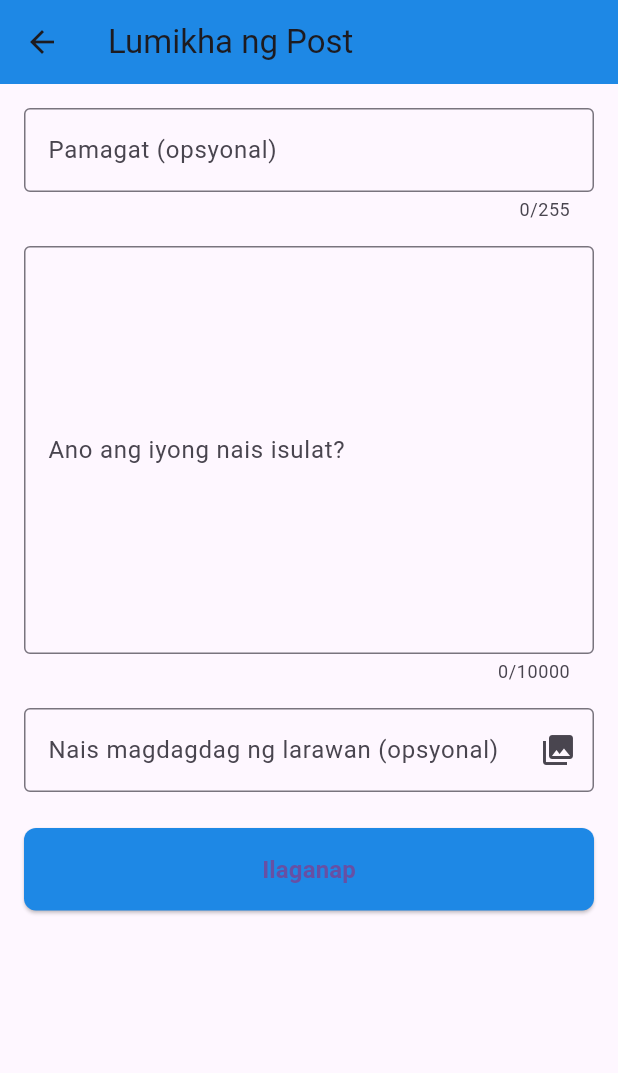
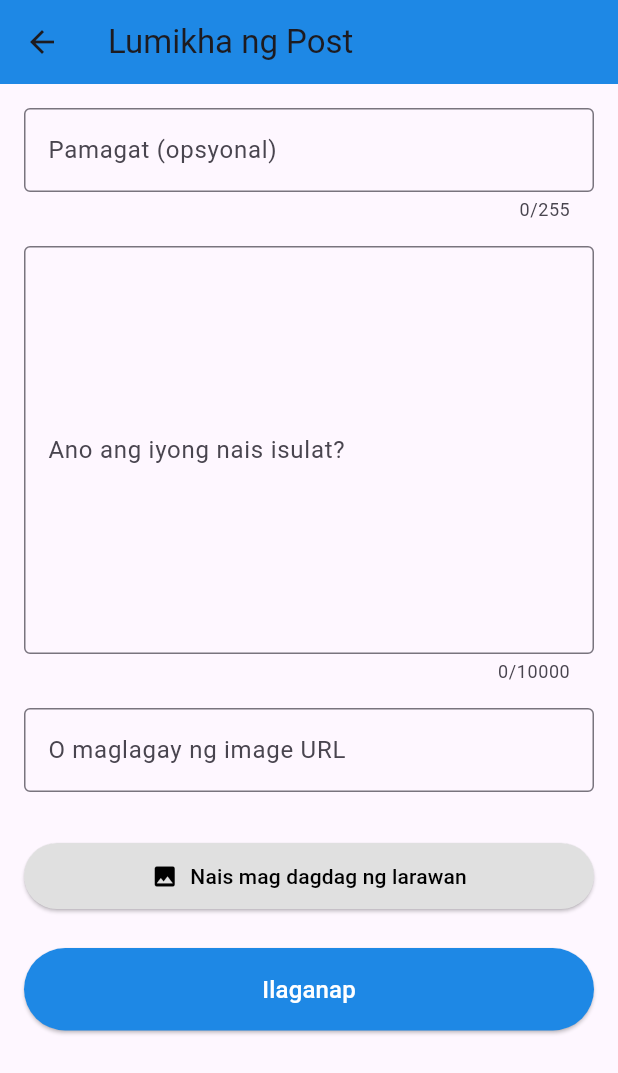
Before and after one commit to persom-netizen/dayaw, a Flutter app: the CreatePostScreen screen opened by its route, on a phone screen of 412 x 824 dp. Shown: the top 1073 px of the screen. Run offline on Flutter 3.47's test engine with Material 3 defaults, Android fonts, the phone set to English and light mode, and no system bars; our stand-ins replace image_picker.

Commit message:
fixing "bahay" bug

```diff
--- a/frontend/lib/screens/create_post_screen.dart
+++ b/frontend/lib/screens/create_post_screen.dart
@@ -1,11 +1,10 @@
 import 'package:flutter/material.dart';
+import 'package:image_picker/image_picker.dart';
 import 'package:provider/provider.dart';
-import 'package:image_picker/image_picker.dart';
 import '../providers/post_provider.dart';
 
 class CreatePostScreen extends StatefulWidget {
   final String username;
-
   const CreatePostScreen({super.key, required this.username});
 
   @override
@@ -18,6 +17,7 @@ class _CreatePostScreenState extends State<CreatePostScreen> {
   final _contentController = TextEditingController();
   final _imageUrlController = TextEditingController();
   bool _isSubmitting = false;
+  XFile? _selectedImage;
 
   @override
   void dispose() {
@@ -29,20 +29,22 @@ class _CreatePostScreenState extends State<CreatePostScreen> {
 
   Future<void> _pickImage() async {
     final ImagePicker picker = ImagePicker();
-    final XFile? image = await picker.pickImage(source: ImageSource.gallery);
+    try {
+      final XFile? image = await picker.pickImage(source: ImageSource.gallery);
 
-    if (image != null) {
-      // Note: Local file paths cannot be used with NetworkImage
-      // In a production app, you would upload this to a server and get a URL back
-      // For now, we'll clear the field and show a helpful message
-      if (mounted) {
+      if (image != null) {
+        setState(() => _selectedImage = image);
         ScaffoldMessenger.of(context).showSnackBar(
-          const SnackBar(
-            content: Text('Image selected. Upload functionality requires backend implementation. Please enter an image URL instead.'),
-            duration: Duration(seconds: 3),
+          SnackBar(
+            content: Text('Napili: ${image.name}'),
+            duration: const Duration(seconds: 2),
           ),
         );
       }
+    } catch (e) {
+      ScaffoldMessenger.of(
+        context,
+      ).showSnackBar(SnackBar(content: Text('Error picking image: $e')));
     }
   }
 
@@ -63,18 +65,19 @@ class _CreatePostScreenState extends State<CreatePostScreen> {
         imageUrl: _imageUrlController.text.trim().isEmpty
             ? null
             : _imageUrlController.text.trim(),
+        imageFile: _selectedImage, // Pass the selected image file
       );
 
       if (mounted) {
         ScaffoldMessenger.of(context).showSnackBar(
-          const SnackBar(content: Text('Matagumpay na nailagay ang post!')),
+          const SnackBar(content: Text('✅ Matagumpay na nailagay ang post!')),
         );
         Navigator.pop(context);
       }
     } catch (e) {
       if (mounted) {
         ScaffoldMessenger.of(context).showSnackBar(
-          SnackBar(content: Text('May error sa paglikha ng post: $e')),
+          SnackBar(content: Text('❌ May error sa paglikha ng post: $e')),
         );
       }
     } finally {
@@ -130,18 +133,57 @@ class _CreatePostScreenState extends State<CreatePostScreen> {
                 ),
                 const SizedBox(height: 16),
 
-                // Image URL field
+                // Image URL field (as alternative)
                 TextFormField(
                   controller: _imageUrlController,
-                  decoration: InputDecoration(
-                    labelText: 'Nais magdagdag ng larawan (opsyonal)',
-                    border: const OutlineInputBorder(),
-                    hintText: 'Ilagay ang URL ng larawan',
-                    suffixIcon: IconButton(
-                      icon: const Icon(Icons.photo_library),
-                      onPressed: _pickImage,
-                      tooltip: 'Pumili mula sa gallery',
+                  decoration: const InputDecoration(
+                    labelText: 'O maglagay ng image URL',
+                    border: OutlineInputBorder(),
+                    hintText: 'https://example.com/image.jpg',
+                  ),
+                ),
+                const SizedBox(height: 16),
+
+                // Selected image display
+                if (_selectedImage != null)
+                  Card(
+                    child: Padding(
+                      padding: const EdgeInsets.all(8.0),
+                      child: Column(
+                        children: [
+                          Image.network(
+                            _selectedImage!.path,
+                            height: 200,
+                            fit: BoxFit.cover,
+                            errorBuilder: (context, error, stackTrace) {
+                              return Image.asset(
+                                'assets/placeholder.png',
+                                height: 200,
+                              );
+                            },
+                          ),
+                          const SizedBox(height: 8),
+                          Text(_selectedImage!.name),
+                          TextButton(
+                            onPressed: () =>
+                                setState(() => _selectedImage = null),
+                            child: const Text('Tanggalin'),
+                          ),
+                        ],
+                      ),
                     ),
+                  ),
+                const SizedBox(height: 16),
+
+                // Image picker button
+                ElevatedButton.icon(
+                  onPressed: _pickImage,
+                  icon: const Icon(Icons.image),
+                  label: const Text('Nais mag dagdag ng larawan'),
+                  style: ElevatedButton.styleFrom(
+                    backgroundColor: Colors.grey[300],
+                    foregroundColor: Colors.black,
+                    padding: const EdgeInsets.symmetric(vertical: 12),
                   ),
                 ),
                 const SizedBox(height: 24),
@@ -152,9 +194,6 @@ class _CreatePostScreenState extends State<CreatePostScreen> {
                   style: ElevatedButton.styleFrom(
                     backgroundColor: Colors.blue[600],
                     padding: const EdgeInsets.symmetric(vertical: 16),
-                    shape: RoundedRectangleBorder(
-                      borderRadius: BorderRadius.circular(8),
-                    ),
                   ),
                   child: _isSubmitting
                       ? const SizedBox(
@@ -162,12 +201,12 @@ class _CreatePostScreenState extends State<CreatePostScreen> {
                           width: 20,
                           child: CircularProgressIndicator(
                             strokeWidth: 2,
-                            valueColor: AlwaysStoppedAnimation<Color>(Colors.white),
+                            valueColor: AlwaysStoppedAnimation(Colors.white),
                           ),
                         )
                       : const Text(
                           'Ilaganap',
-                          style: TextStyle(fontSize: 16, fontWeight: FontWeight.bold),
+                          style: TextStyle(fontSize: 16, color: Colors.white),
                         ),
                 ),
               ],
```
Also changed, not shown: frontend/lib/providers/post_provider.dart (+14 -3 lines), frontend/lib/services/post_service.dart (+32 -1 lines), 1 other file.
